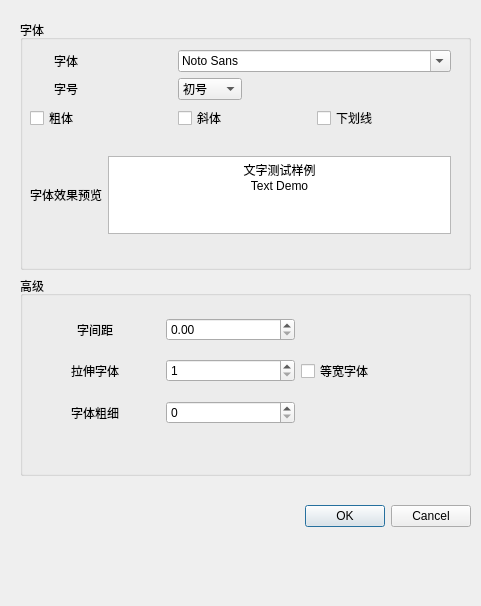
Above: ofdEditor/model/Widget/FontSettingDialog.ui from mcoder2014/ofdEditor before the change. Below: the same form after it.
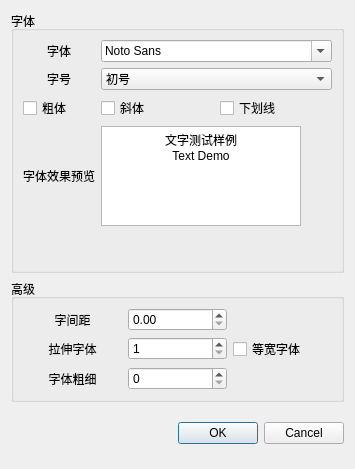
That is the form after the change.

Commit message: 调整部分页面布局

Diff of the .ui file:
```diff
--- a/ofdEditor/model/Widget/FontSettingDialog.ui
+++ b/ofdEditor/model/Widget/FontSettingDialog.ui
@@ -6,8 +6,8 @@
    <rect>
     <x>0</x>
     <y>0</y>
-    <width>481</width>
-    <height>606</height>
+    <width>336</width>
+    <height>469</height>
    </rect>
   </property>
   <property name="sizePolicy">
@@ -19,79 +19,13 @@
   <property name="windowTitle">
    <string>字体设置窗口</string>
   </property>
-  <widget class="QWidget" name="verticalLayoutWidget">
-   <property name="geometry">
-    <rect>
-     <x>20</x>
-     <y>20</y>
-     <width>451</width>
-     <height>571</height>
-    </rect>
-   </property>
    <layout class="QVBoxLayout" name="verticalLayout">
     <item>
-     <widget class="QGroupBox" name="groupBox">
-      <property name="minimumSize">
-       <size>
-        <width>200</width>
-        <height>250</height>
-       </size>
-      </property>
-      <property name="maximumSize">
-       <size>
-        <width>480</width>
-        <height>400</height>
-       </size>
-      </property>
+    <widget class="QGroupBox" name="groupBox_3">
       <property name="title">
        <string>字体</string>
-      </property>
-      <widget class="QWidget" name="gridLayoutWidget">
-       <property name="geometry">
-        <rect>
-         <x>10</x>
-         <y>30</y>
-         <width>421</width>
-         <height>184</height>
-        </rect>
        </property>
        <layout class="QGridLayout" name="gridLayout_3">
-        <item row="5" column="0">
-         <spacer name="verticalSpacer">
-          <property name="orientation">
-           <enum>Qt::Vertical</enum>
-          </property>
-          <property name="sizeType">
-           <enum>QSizePolicy::Fixed</enum>
-          </property>
-          <property name="sizeHint" stdset="0">
-           <size>
-            <width>20</width>
-            <height>20</height>
-           </size>
-          </property>
-         </spacer>
-        </item>
-        <item row="4" column="0">
-         <widget class="QCheckBox" name="checkBold">
-          <property name="text">
-           <string>粗体</string>
-          </property>
-         </widget>
-        </item>
-        <item row="5" column="1">
-         <spacer name="verticalSpacer_7">
-          <property name="orientation">
-           <enum>Qt::Vertical</enum>
-          </property>
-          <property name="sizeHint" stdset="0">
-           <size>
-            <width>20</width>
-            <height>40</height>
-           </size>
-          </property>
-         </spacer>
-        </item>
         <item row="0" column="0">
          <widget class="QLabel" name="label_2">
           <property name="text">
@@ -102,7 +36,7 @@
           </property>
          </widget>
         </item>
-        <item row="2" column="0">
+      <item row="1" column="0">
          <widget class="QLabel" name="label">
           <property name="text">
            <string>字号</string>
@@ -112,15 +46,15 @@
           </property>
          </widget>
         </item>
-        <item row="4" column="4">
-         <widget class="QCheckBox" name="checkUnderline">
+      <item row="3" column="0">
+       <widget class="QCheckBox" name="checkBold">
           <property name="text">
-           <string>下划线</string>
+         <string>粗体</string>
           </property>
          </widget>
         </item>
-        <item row="5" column="2">
-         <spacer name="verticalSpacer_5">
+      <item row="9" column="1">
+       <spacer name="verticalSpacer">
           <property name="orientation">
            <enum>Qt::Vertical</enum>
           </property>
@@ -139,52 +73,34 @@
           </property>
          </widget>
         </item>
-        <item row="8" column="1" colspan="5">
-         <widget class="QTextBrowser" name="textBrowser">
-          <property name="html">
-           <string>&lt;!DOCTYPE HTML PUBLIC &quot;-//W3C//DTD HTML 4.0//EN&quot; &quot;http://www.w3.org/TR/REC-html40/strict.dtd&quot;&gt;
-&lt;html&gt;&lt;head&gt;&lt;meta name=&quot;qrichtext&quot; content=&quot;1&quot; /&gt;&lt;style type=&quot;text/css&quot;&gt;
-p, li { white-space: pre-wrap; }
-&lt;/style&gt;&lt;/head&gt;&lt;body style=&quot; font-family:'SimSun'; font-size:9pt; font-weight:400; font-style:normal;&quot;&gt;
-&lt;p align=&quot;center&quot; style=&quot; margin-top:0px; margin-bottom:0px; margin-left:0px; margin-right:0px; -qt-block-indent:0; text-indent:0px;&quot;&gt;文字测试样例&lt;/p&gt;
-&lt;p align=&quot;center&quot; style=&quot; margin-top:0px; margin-bottom:0px; margin-left:0px; margin-right:0px; -qt-block-indent:0; text-indent:0px;&quot;&gt;Text Demo&lt;/p&gt;&lt;/body&gt;&lt;/html&gt;</string>
-          </property>
-         </widget>
-        </item>
-        <item row="4" column="2">
+      <item row="9" column="0">
+       <spacer name="verticalSpacer_2">
+        <property name="orientation">
+         <enum>Qt::Vertical</enum>
+        </property>
+        <property name="sizeHint" stdset="0">
+         <size>
+          <width>20</width>
+          <height>40</height>
+         </size>
+        </property>
+       </spacer>
+      </item>
+      <item row="3" column="1">
          <widget class="QCheckBox" name="checkItalic">
           <property name="text">
            <string>斜体</string>
           </property>
          </widget>
         </item>
-        <item row="5" column="3">
-         <spacer name="verticalSpacer_2">
-          <property name="orientation">
-           <enum>Qt::Vertical</enum>
-          </property>
-          <property name="sizeHint" stdset="0">
-           <size>
-            <width>20</width>
-            <height>40</height>
-           </size>
-          </property>
-         </spacer>
-        </item>
-        <item row="5" column="5">
-         <spacer name="verticalSpacer_4">
-          <property name="orientation">
-           <enum>Qt::Vertical</enum>
-          </property>
-          <property name="sizeHint" stdset="0">
-           <size>
-            <width>20</width>
-            <height>40</height>
-           </size>
-          </property>
-         </spacer>
-        </item>
-        <item row="2" column="2">
+      <item row="3" column="2">
+       <widget class="QCheckBox" name="checkUnderline">
+        <property name="text">
+         <string>下划线</string>
+        </property>
+       </widget>
+      </item>
+      <item row="1" column="1" colspan="2">
          <widget class="QComboBox" name="comboFontSize">
           <property name="sizeAdjustPolicy">
            <enum>QComboBox::AdjustToContents</enum>
@@ -376,7 +292,7 @@
           </item>
          </widget>
         </item>
-        <item row="0" column="2" colspan="4">
+      <item row="0" column="1" colspan="2">
          <widget class="QFontComboBox" name="comboFont">
           <property name="sizeAdjustPolicy">
            <enum>QComboBox::AdjustToContents</enum>
@@ -388,83 +304,70 @@
           </property>
          </widget>
         </item>
-        <item row="5" column="4">
-         <spacer name="verticalSpacer_6">
-          <property name="orientation">
-           <enum>Qt::Vertical</enum>
-          </property>
-          <property name="sizeHint" stdset="0">
-           <size>
-            <width>20</width>
-            <height>40</height>
-           </size>
-          </property>
-         </spacer>
-        </item>
-       </layout>
-      </widget>
-     </widget>
-    </item>
-    <item>
-     <widget class="QGroupBox" name="groupBox_2">
+      <item row="8" column="1" colspan="2">
+       <widget class="QTextBrowser" name="textBrowser">
       <property name="minimumSize">
        <size>
-        <width>200</width>
-        <height>200</height>
+          <width>150</width>
+          <height>100</height>
        </size>
       </property>
       <property name="maximumSize">
        <size>
-        <width>480</width>
-        <height>400</height>
-       </size>
-      </property>
+          <width>200</width>
+          <height>100</height>
+         </size>
+        </property>
+        <property name="html">
+         <string>&lt;!DOCTYPE HTML PUBLIC &quot;-//W3C//DTD HTML 4.0//EN&quot; &quot;http://www.w3.org/TR/REC-html40/strict.dtd&quot;&gt;
+&lt;html&gt;&lt;head&gt;&lt;meta name=&quot;qrichtext&quot; content=&quot;1&quot; /&gt;&lt;style type=&quot;text/css&quot;&gt;
+p, li { white-space: pre-wrap; }
+&lt;/style&gt;&lt;/head&gt;&lt;body style=&quot; font-family:'SimSun'; font-size:9pt; font-weight:400; font-style:normal;&quot;&gt;
+&lt;p align=&quot;center&quot; style=&quot; margin-top:0px; margin-bottom:0px; margin-left:0px; margin-right:0px; -qt-block-indent:0; text-indent:0px;&quot;&gt;文字测试样例&lt;/p&gt;
+&lt;p align=&quot;center&quot; style=&quot; margin-top:0px; margin-bottom:0px; margin-left:0px; margin-right:0px; -qt-block-indent:0; text-indent:0px;&quot;&gt;Text Demo&lt;/p&gt;&lt;/body&gt;&lt;/html&gt;</string>
+        </property>
+       </widget>
+      </item>
+     </layout>
+    </widget>
+   </item>
+   <item>
+    <widget class="QGroupBox" name="groupBox">
       <property name="title">
        <string>高级</string>
       </property>
-      <widget class="QWidget" name="gridLayoutWidget_2">
-       <property name="geometry">
-        <rect>
-         <x>10</x>
-         <y>30</y>
-         <width>421</width>
-         <height>151</height>
-        </rect>
-       </property>
        <layout class="QGridLayout" name="gridLayout_2">
-        <item row="3" column="2">
-         <spacer name="verticalSpacer_10">
-          <property name="orientation">
-           <enum>Qt::Vertical</enum>
-          </property>
-          <property name="sizeType">
-           <enum>QSizePolicy::Fixed</enum>
-          </property>
-          <property name="sizeHint" stdset="0">
-           <size>
-            <width>20</width>
-            <height>20</height>
-           </size>
-          </property>
-         </spacer>
-        </item>
-        <item row="3" column="4">
-         <spacer name="verticalSpacer_9">
-          <property name="orientation">
-           <enum>Qt::Vertical</enum>
-          </property>
-          <property name="sizeType">
-           <enum>QSizePolicy::Fixed</enum>
-          </property>
-          <property name="sizeHint" stdset="0">
-           <size>
-            <width>20</width>
-            <height>20</height>
-           </size>
-          </property>
-         </spacer>
-        </item>
-        <item row="0" column="1">
+      <item row="2" column="1">
+       <widget class="QSpinBox" name="doubleFontStretch">
+        <property name="minimum">
+         <number>1</number>
+        </property>
+        <property name="maximum">
+         <number>4000</number>
+        </property>
+       </widget>
+      </item>
+      <item row="2" column="2">
+       <widget class="QCheckBox" name="checkFixedWidth">
+        <property name="text">
+         <string>等宽字体</string>
+        </property>
+       </widget>
+      </item>
+      <item row="3" column="1">
+       <widget class="QSpinBox" name="intFontWeight"/>
+      </item>
+      <item row="3" column="0">
+       <widget class="QLabel" name="label_6">
+        <property name="text">
+         <string>字体粗细</string>
+        </property>
+        <property name="alignment">
+         <set>Qt::AlignCenter</set>
+        </property>
+       </widget>
+      </item>
+      <item row="1" column="0">
          <widget class="QLabel" name="label_4">
           <property name="text">
            <string>字间距</string>
@@ -475,6 +378,13 @@
          </widget>
         </item>
         <item row="1" column="1">
+       <widget class="QDoubleSpinBox" name="doubleFontSpace">
+        <property name="maximum">
+         <double>1000.000000000000000</double>
+        </property>
+       </widget>
+      </item>
+      <item row="2" column="0">
          <widget class="QLabel" name="label_5">
           <property name="enabled">
            <bool>true</bool>
@@ -487,77 +397,7 @@
           </property>
          </widget>
         </item>
-        <item row="2" column="1">
-         <widget class="QLabel" name="label_6">
-          <property name="text">
-           <string>字体粗细</string>
-          </property>
-          <property name="alignment">
-           <set>Qt::AlignCenter</set>
-          </property>
-         </widget>
-        </item>
-        <item row="3" column="1">
-         <spacer name="verticalSpacer_8">
-          <property name="orientation">
-           <enum>Qt::Vertical</enum>
-          </property>
-          <property name="sizeType">
-           <enum>QSizePolicy::Fixed</enum>
-          </property>
-          <property name="sizeHint" stdset="0">
-           <size>
-            <width>20</width>
-            <height>20</height>
-           </size>
-          </property>
-         </spacer>
-        </item>
-        <item row="3" column="3">
-         <spacer name="verticalSpacer_11">
-          <property name="orientation">
-           <enum>Qt::Vertical</enum>
-          </property>
-          <property name="sizeType">
-           <enum>QSizePolicy::Fixed</enum>
-          </property>
-          <property name="sizeHint" stdset="0">
-           <size>
-            <width>20</width>
-            <height>20</height>
-           </size>
-          </property>
-         </spacer>
-        </item>
-        <item row="0" column="2">
-         <widget class="QDoubleSpinBox" name="doubleFontSpace">
-          <property name="maximum">
-           <double>1000.000000000000000</double>
-          </property>
-         </widget>
-        </item>
-        <item row="2" column="2">
-         <widget class="QSpinBox" name="intFontWeight"/>
-        </item>
-        <item row="1" column="3">
-         <widget class="QCheckBox" name="checkFixedWidth">
-          <property name="text">
-           <string>等宽字体</string>
-          </property>
-         </widget>
-        </item>
-        <item row="1" column="2">
-         <widget class="QSpinBox" name="doubleFontStretch">
-          <property name="minimum">
-           <number>1</number>
-          </property>
-          <property name="maximum">
-           <number>4000</number>
-          </property>
-         </widget>
-        </item>
-       </layout>
-      </widget>
+     </layout>
      </widget>
     </item>
     <item>
@@ -582,24 +422,7 @@
       </property>
      </widget>
     </item>
-    <item>
-     <spacer name="verticalSpacer_3">
-      <property name="orientation">
-       <enum>Qt::Vertical</enum>
-      </property>
-      <property name="sizeType">
-       <enum>QSizePolicy::Fixed</enum>
-      </property>
-      <property name="sizeHint" stdset="0">
-       <size>
-        <width>20</width>
-        <height>40</height>
-       </size>
-      </property>
-     </spacer>
-    </item>
-   </layout>
-  </widget>
+  </layout>
  </widget>
  <resources/>
  <connections>
```
Lines whose indentation alone changed are shown as unchanged. The commit also changes 6 other files.
